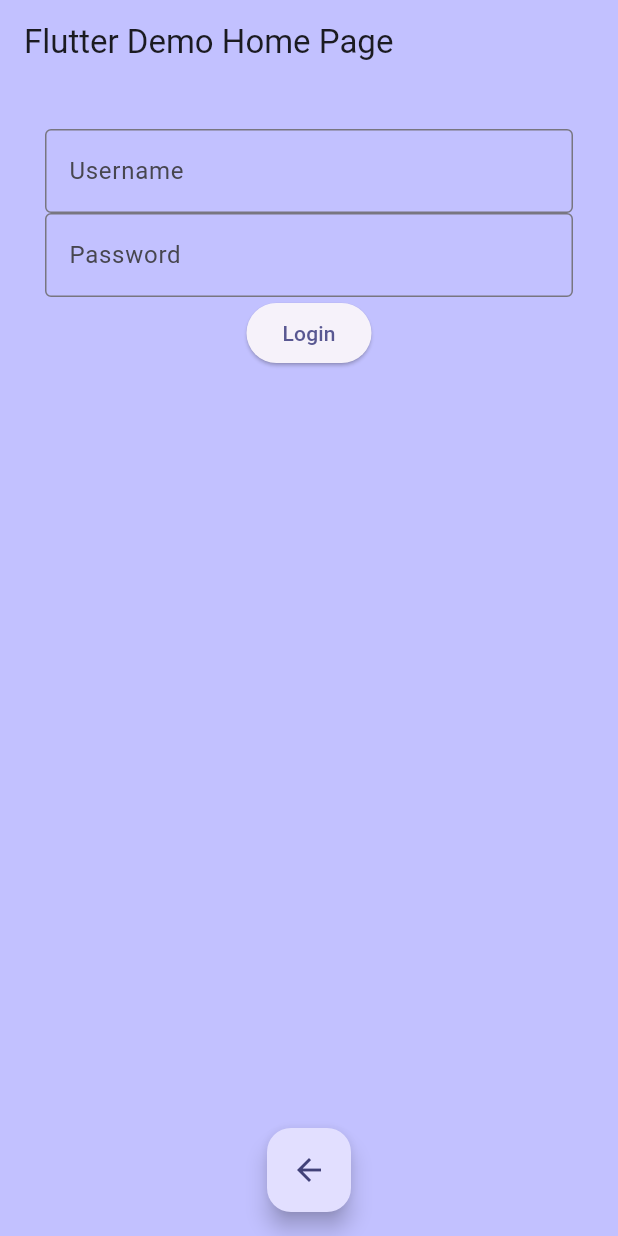
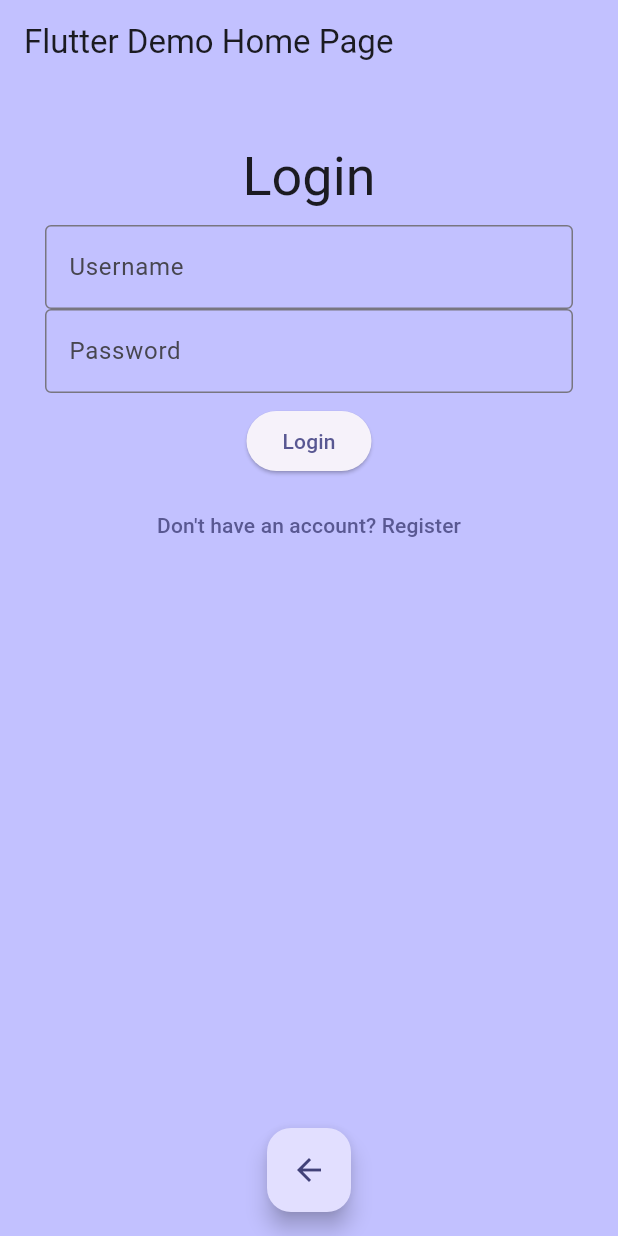
Before and after one commit to ToniIvankovic/codey, a Flutter app: the screen it shows after launch, on a phone screen of 412 x 824 dp. Run offline on Flutter 3.47's test engine with Material 3 defaults, Android fonts, the phone set to English and light mode, and no system bars; our stand-ins replace dotted_border, shared_preferences; missing offline and left inert: jwt_decode.

Commit message:
Implemented session persistence and session end on home screen (logout on expired token in other places still remains)

```diff
--- a/codey/lib/main.dart
+++ b/codey/lib/main.dart
@@ -5,6 +5,7 @@ import 'package:codey/repositories/lessons_repository.dart';
 import 'package:codey/services/auth_service.dart';
 import 'package:codey/widgets/lesson_groups_list.dart';
 import 'package:codey/services/exercises_service.dart';
+import 'package:codey/widgets/screens/auth_screen.dart';
 import 'package:flutter/material.dart';
 import 'package:provider/provider.dart';
 import 'package:codey/widgets/screens/login_screen.dart';
@@ -13,8 +14,11 @@ void main() {
   runApp(
     MultiProvider(
       providers: [
+        Provider<AuthService>(
+          create: (context) => AuthService(),
+        ),
         Provider<AuthenticatedClient>(
-          create: (_) => AuthenticatedClient(),
+          create: (context) => AuthenticatedClient(context.read<AuthService>()),
         ),
         Provider<ExercisesRepository>(
           create: (context) =>
@@ -32,9 +36,6 @@ void main() {
           create: (context) => ExercisesServiceV1(
               context.read<ExercisesRepository>(),
               context.read<AuthenticatedClient>()),
-        ),
-        Provider<AuthService>(
-          create: (context) => AuthService(),
         ),
       ],
       child: const MyApp(),
@@ -84,7 +85,7 @@ class _MyHomePageState extends State<MyHomePage> {
         padding: const EdgeInsets.all(30.0),
         child: Center(
           child: FutureBuilder<String?>(
-            future: AuthService.getToken(),
+            future: context.read<AuthService>().token,
             builder: (context, snapshot) {
               if (snapshot.connectionState == ConnectionState.waiting) {
                 return const CircularProgressIndicator();
@@ -95,7 +96,7 @@ class _MyHomePageState extends State<MyHomePage> {
                     title: 'A',
                     onLogout: () => setState(() => loggedIn = false));
               }
-              return LoginScreen(
+              return AuthScreen(
                 onLogin: () => setState(() => loggedIn = true),
               );
             },
--- /dev/null
+++ b/codey/lib/widgets/screens/auth_screen.dart
@@ -0,0 +1,47 @@
+import 'package:codey/widgets/screens/login_screen.dart';
+import 'package:codey/widgets/screens/register_screen.dart';
+import 'package:flutter/material.dart';
+
+class AuthScreen extends StatefulWidget {
+  final VoidCallback onLogin;
+  const AuthScreen({Key? key, required this.onLogin}) : super(key: key);
+
+  @override
+  State<AuthScreen> createState() => _AuthScreenState();
+}
+
+class _AuthScreenState extends State<AuthScreen> {
+  bool showLogin = true;
+
+  @override
+  Widget build(BuildContext context) {
+    return Column(
+      children: [
+        Padding(
+          padding: const EdgeInsets.all(10.0),
+          child: Text(showLogin ? 'Login' : 'Register', style: Theme.of(context).textTheme.displaySmall),
+        ),
+        if (showLogin)
+          LoginScreen(
+            onLogin: widget.onLogin,
+          )
+        else
+          RegistrationScreen(
+            onRegistration: () => setState(() {
+              showLogin = true;
+            }),
+          ),
+        TextButton(
+          onPressed: () {
+            setState(() {
+              showLogin = !showLogin;
+            });
+          },
+          child: Text(showLogin
+              ? "Don't have an account? Register"
+              : 'Already have an account? Login'),
+        ),
+      ],
+    );
+  }
+}
--- a/codey/lib/widgets/screens/login_screen.dart
+++ b/codey/lib/widgets/screens/login_screen.dart
@@ -13,6 +13,7 @@ class LoginScreen extends StatefulWidget {
 class _LoginScreenState extends State<LoginScreen> {
   String username = '';
   String password = '';
+  String? errorMessage;
 
   @override
   Widget build(BuildContext context) {
@@ -26,6 +27,7 @@ class _LoginScreenState extends State<LoginScreen> {
           onChanged: (value) {
             setState(() {
               username = value;
+              errorMessage = null;
             });
           },
         ),
@@ -37,19 +39,33 @@ class _LoginScreenState extends State<LoginScreen> {
           onChanged: (value) {
             setState(() {
               password = value;
+              errorMessage = null;
             });
           },
         ),
-        ElevatedButton(
+        if (errorMessage != null)
+          Text(
+            errorMessage!,
+            style: const TextStyle(
+              color: Colors.red,
+            ),
+          ),
+        Padding(
+          padding: const EdgeInsets.all(8.0),
+          child: ElevatedButton(
             onPressed: () async {
               try {
                 await context.read<AuthService>().login(username, password);
                 widget.onLogin();
               } catch (e) {
                 print('Error occurred: $e');
+                setState(() {
+                  errorMessage = e.toString().replaceFirst("Exception: ", "");
+                });
               }
             },
             child: const Text('Login'),
+          ),
         ),
       ],
     );
```
Also changed, not shown: codey/lib/auth/authenticated_client.dart (+9 -3 lines), codey/lib/services/auth_service.dart (+44 -27 lines), codey/lib/widgets/screens/register_screen.dart (added, +89 -0 lines), 4 other files. Lines whose indentation alone changed are shown as unchanged.
